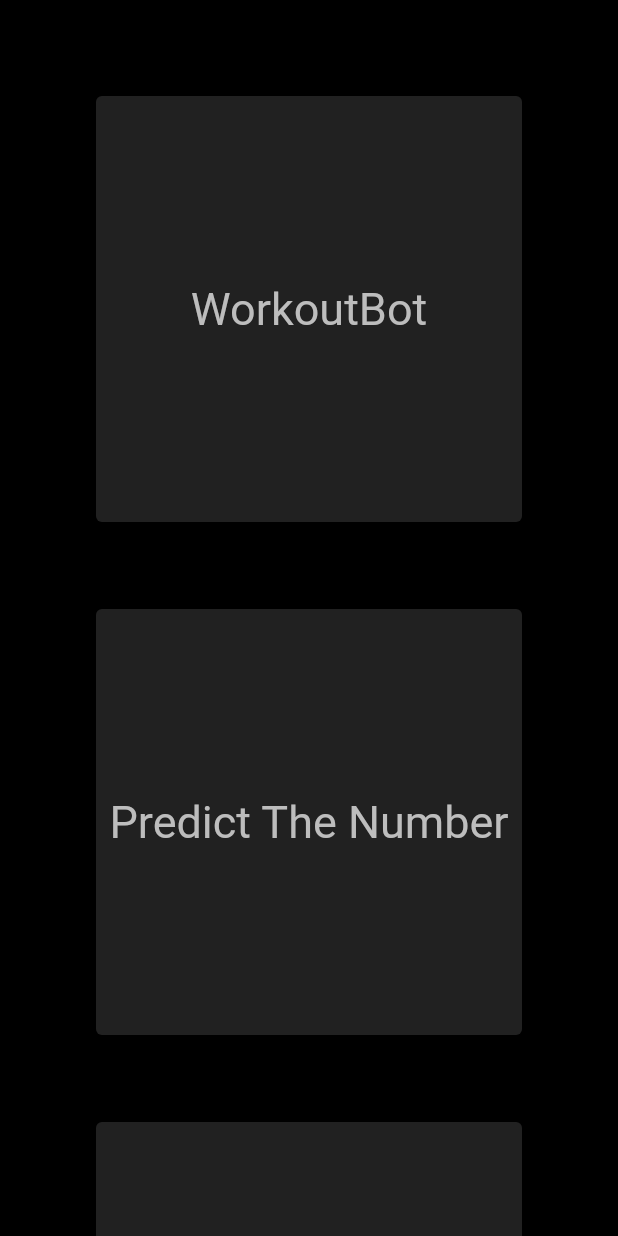
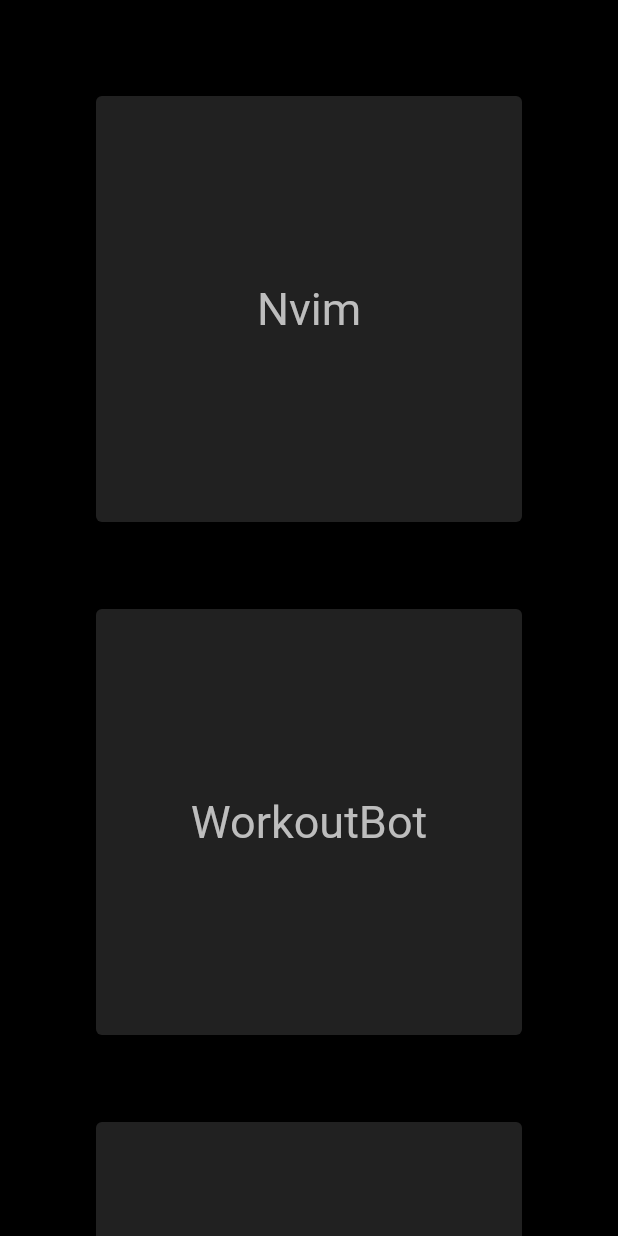
Before and after one commit to alicagatay/alicagatays_personal_webpage, a Flutter app: the screen it shows after launch, after a tap on "projects", on a phone screen of 412 x 824 dp. Run offline on Flutter 3.47's test engine with Material 2 defaults, Android fonts, the phone set to English and light mode, and no system bars.

Commit message:
Added a new project to the projects page.

```diff
--- a/lib/projects_page.dart
+++ b/lib/projects_page.dart
@@ -1,6 +1,7 @@
 import 'package:alicagatays_personal_webpage/Projects/predict_the_number.dart';
 import 'package:alicagatays_personal_webpage/Projects/space_invaders.dart';
 import 'package:alicagatays_personal_webpage/Projects/workout_bot.dart';
+import 'package:alicagatays_personal_webpage/Projects/nvim.dart';
 import 'package:flutter/material.dart';
 import 'package:url_launcher/url_launcher.dart';
 
@@ -28,6 +29,28 @@
               crossAxisSpacing: 50,
               mainAxisSpacing: 50,
               children: <Widget>[
+                InkWell(
+                  onTap: () {
+                    Navigator.push(
+                      context,
+                      MaterialPageRoute(
+                          builder: (context) => const Nvim()),
+                    );
+                  },
+                  child: Card(
+                    color: Colors.grey[900],
+                    child: Center(
+                      child: Text(
+                        "Nvim",
+                        textAlign: TextAlign.center,
+                        style: TextStyle(
+                          color: Colors.grey[400],
+                          fontSize: 30,
+                        ),
+                      ),
+                    ),
+                  ),
+                ),
                 InkWell(
                   onTap: () {
                     Navigator.push(
```
Also changed, not shown: lib/Projects/nvim.dart (added, +41 -0 lines).
